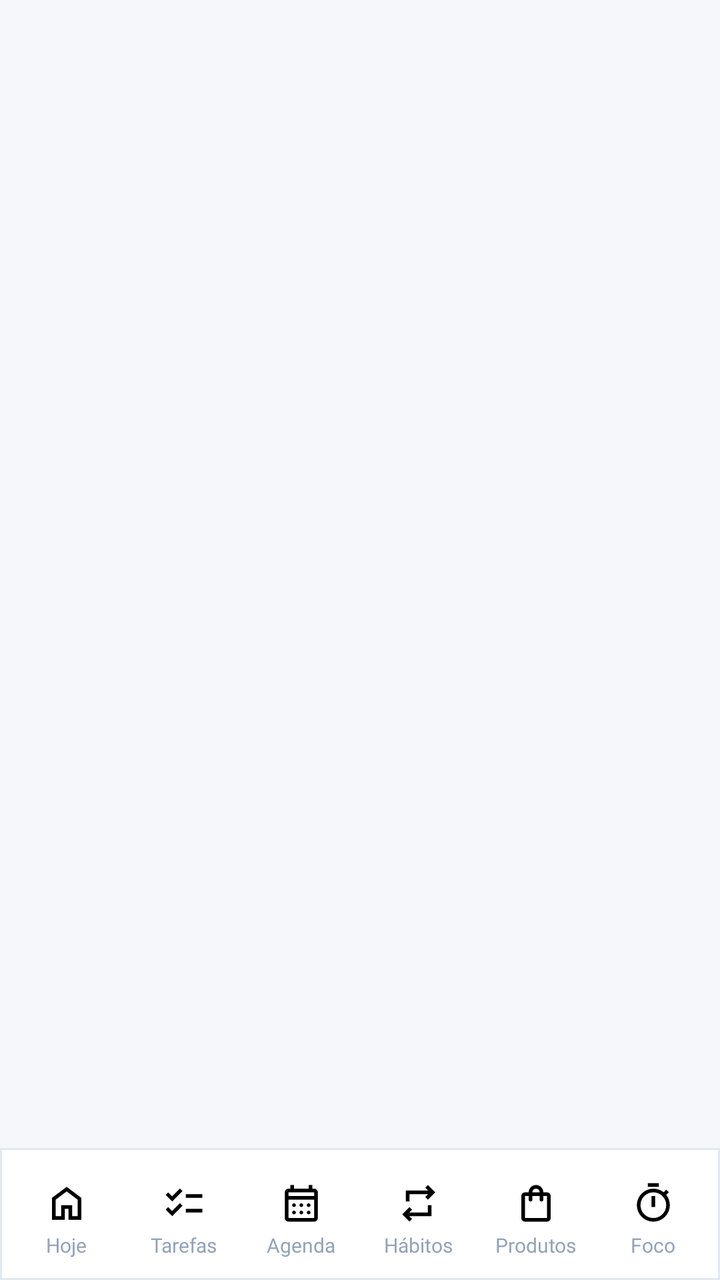
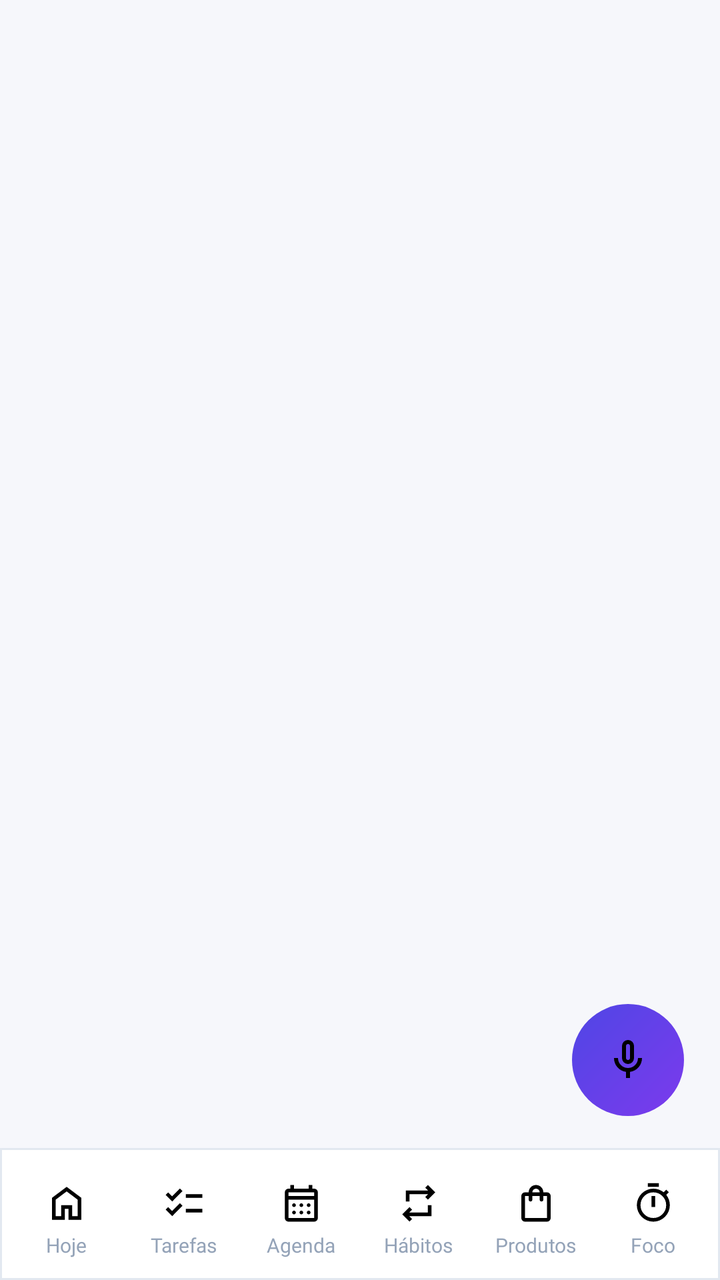

Compare the two renders of this Android layout. The source of the first and the diff that turns it into the second are given below.
<!-- AndroidManifest.xml: activity theme Theme.TaskFlow.Starting -->
<!-- res/layout/activity_main.xml -->
<?xml version="1.0" encoding="utf-8"?>
<androidx.constraintlayout.widget.ConstraintLayout xmlns:android="http://schemas.android.com/apk/res/android"
    xmlns:app="http://schemas.android.com/apk/res-auto"
    android:layout_width="match_parent"
    android:layout_height="match_parent"
    android:background="@color/bg">

    <FrameLayout
        android:id="@+id/fragmentContainer"
        android:layout_width="0dp"
        android:layout_height="0dp"
        app:layout_constraintBottom_toTopOf="@id/bottomNav"
        app:layout_constraintEnd_toEndOf="parent"
        app:layout_constraintStart_toStartOf="parent"
        app:layout_constraintTop_toTopOf="parent" />

    <LinearLayout
        android:id="@+id/bottomNav"
        android:layout_width="0dp"
        android:layout_height="66dp"
        android:background="@drawable/bg_bottom_bar"
        android:elevation="12dp"
        android:orientation="horizontal"
        android:paddingStart="4dp"
        android:paddingEnd="4dp"
        app:layout_constraintBottom_toBottomOf="parent"
        app:layout_constraintEnd_toEndOf="parent"
        app:layout_constraintStart_toStartOf="parent">

        <LinearLayout
            android:id="@+id/nav_home"
            style="@style/Widget.TaskFlow.NavItem">

            <FrameLayout
                android:id="@+id/nav_home_pill"
                android:layout_width="44dp"
                android:layout_height="26dp"
                android:background="@drawable/bg_nav_pill">

                <ImageView
                    android:id="@+id/nav_home_icon"
                    android:layout_width="22dp"
                    android:layout_height="22dp"
                    android:layout_gravity="center"
                    android:src="@drawable/ic_home"
                    app:tint="@color/text_tertiary" />
            </FrameLayout>

            <TextView
                android:id="@+id/nav_home_label"
                style="@style/TextAppearance.TaskFlow.NavInactive"
                android:layout_width="wrap_content"
                android:layout_height="wrap_content"
                android:layout_marginTop="1dp"
                android:text="Hoje"
                android:textColor="@color/text_tertiary" />
        </LinearLayout>

        <LinearLayout
            android:id="@+id/nav_tasks"
            style="@style/Widget.TaskFlow.NavItem">

            <FrameLayout
                android:id="@+id/nav_tasks_pill"
                android:layout_width="44dp"
                android:layout_height="26dp"
                android:background="@drawable/bg_nav_pill">

                <ImageView
                    android:id="@+id/nav_tasks_icon"
                    android:layout_width="22dp"
                    android:layout_height="22dp"
                    android:layout_gravity="center"
                    android:src="@drawable/ic_checklist"
                    app:tint="@color/text_tertiary" />
            </FrameLayout>

            <TextView
                android:id="@+id/nav_tasks_label"
                style="@style/TextAppearance.TaskFlow.NavInactive"
                android:layout_width="wrap_content"
                android:layout_height="wrap_content"
                android:layout_marginTop="1dp"
                android:text="Tarefas"
                android:textColor="@color/text_tertiary" />
        </LinearLayout>

        <LinearLayout
            android:id="@+id/nav_calendar"
            style="@style/Widget.TaskFlow.NavItem">

            <FrameLayout
                android:id="@+id/nav_calendar_pill"
                android:layout_width="44dp"
                android:layout_height="26dp"
                android:background="@drawable/bg_nav_pill">

                <ImageView
                    android:id="@+id/nav_calendar_icon"
                    android:layout_width="22dp"
                    android:layout_height="22dp"
                    android:layout_gravity="center"
                    android:src="@drawable/ic_calendar_month"
                    app:tint="@color/text_tertiary" />
            </FrameLayout>

            <TextView
                android:id="@+id/nav_calendar_label"
                style="@style/TextAppearance.TaskFlow.NavInactive"
                android:layout_width="wrap_content"
                android:layout_height="wrap_content"
                android:layout_marginTop="1dp"
                android:text="Agenda"
                android:textColor="@color/text_tertiary" />
        </LinearLayout>

        <LinearLayout
            android:id="@+id/nav_habits"
            style="@style/Widget.TaskFlow.NavItem">

            <FrameLayout
                android:id="@+id/nav_habits_pill"
                android:layout_width="44dp"
                android:layout_height="26dp"
                android:background="@drawable/bg_nav_pill">

                <ImageView
                    android:id="@+id/nav_habits_icon"
                    android:layout_width="22dp"
                    android:layout_height="22dp"
                    android:layout_gravity="center"
                    android:src="@drawable/ic_repeat"
                    app:tint="@color/text_tertiary" />
            </FrameLayout>

            <TextView
                android:id="@+id/nav_habits_label"
                style="@style/TextAppearance.TaskFlow.NavInactive"
                android:layout_width="wrap_content"
                android:layout_height="wrap_content"
                android:layout_marginTop="1dp"
                android:text="Hábitos"
                android:textColor="@color/text_tertiary" />
        </LinearLayout>

        <LinearLayout
            android:id="@+id/nav_products"
            style="@style/Widget.TaskFlow.NavItem">

            <FrameLayout
                android:id="@+id/nav_products_pill"
                android:layout_width="44dp"
                android:layout_height="26dp"
                android:background="@drawable/bg_nav_pill">

                <ImageView
                    android:id="@+id/nav_products_icon"
                    android:layout_width="22dp"
                    android:layout_height="22dp"
                    android:layout_gravity="center"
                    android:src="@drawable/ic_shopping_bag"
                    app:tint="@color/text_tertiary" />
            </FrameLayout>

            <TextView
                android:id="@+id/nav_products_label"
                style="@style/TextAppearance.TaskFlow.NavInactive"
                android:layout_width="wrap_content"
                android:layout_height="wrap_content"
                android:layout_marginTop="1dp"
                android:text="Produtos"
                android:textColor="@color/text_tertiary" />
        </LinearLayout>

        <LinearLayout
            android:id="@+id/nav_focus"
            style="@style/Widget.TaskFlow.NavItem">

            <FrameLayout
                android:id="@+id/nav_focus_pill"
                android:layout_width="44dp"
                android:layout_height="26dp"
                android:background="@drawable/bg_nav_pill">

                <ImageView
                    android:id="@+id/nav_focus_icon"
                    android:layout_width="22dp"
                    android:layout_height="22dp"
                    android:layout_gravity="center"
                    android:src="@drawable/ic_timer"
                    app:tint="@color/text_tertiary" />
            </FrameLayout>

            <TextView
                android:id="@+id/nav_focus_label"
                style="@style/TextAppearance.TaskFlow.NavInactive"
                android:layout_width="wrap_content"
                android:layout_height="wrap_content"
                android:layout_marginTop="1dp"
                android:text="Foco"
                android:textColor="@color/text_tertiary" />
        </LinearLayout>
    </LinearLayout>

</androidx.constraintlayout.widget.ConstraintLayout>
<!-- resources referenced by this layout -->
<resources>
  <color name="bg">#FFF6F7FB</color>
  <color name="text_tertiary">#FF94A3B8</color>
  <!-- drawable bg_bottom_bar (drawable) -->
  <?xml version="1.0" encoding="utf-8"?>
  <shape xmlns:android="http://schemas.android.com/apk/res/android" android:shape="rectangle">
      <solid android:color="@color/surface" />
      <stroke android:width="1dp" android:color="@color/border" />
  </shape>
  <!-- drawable bg_nav_pill (drawable) -->
  <?xml version="1.0" encoding="utf-8"?>
  <shape xmlns:android="http://schemas.android.com/apk/res/android" android:shape="rectangle">
      <solid android:color="@android:color/transparent" />
      <corners android:radius="14dp" />
  </shape>
  <style name="TextAppearance.TaskFlow.NavInactive" parent="">
          <item name="android:fontFamily">@font/jakarta_medium</item>
          <item name="android:textSize">10sp</item>
      </style>
  <style name="Theme.TaskFlow.Starting" parent="Theme.SplashScreen">
          <item name="windowSplashScreenBackground">@color/brand_indigo</item>
          <item name="windowSplashScreenAnimatedIcon">@drawable/ic_splash</item>
          <item name="windowSplashScreenIconBackgroundColor">@color/brand_indigo</item>
          <item name="postSplashScreenTheme">@style/Theme.TaskFlow</item>
      </style>
  <color name="surface">#FFFFFFFF</color>
  <color name="border">#FFE2E8F0</color>
  <color name="brand_indigo">#FF4F46E5</color>
  <color name="white">#FFFFFFFF</color>
  <color name="indigo_100">#FFE0E7FF</color>
  <color name="indigo_900">#FF312E81</color>
  <color name="brand_violet">#FF7C3AED</color>
  <color name="violet_50">#FFF5F3FF</color>
  <color name="brand_purple">#FF6D28D9</color>
  <color name="text_primary">#FF0F172A</color>
  <color name="text_secondary">#FF64748B</color>
  <color name="surface_alt">#FFF1F5F9</color>
  <style name="ThemeOverlay.TaskFlow.Dialog" parent="ThemeOverlay.Material3.MaterialAlertDialog">
          <item name="shapeAppearanceOverlay">@style/ShapeAppearance.TaskFlow.Dialog</item>
      </style>
  <style name="ThemeOverlay.TaskFlow.BottomSheet" parent="ThemeOverlay.Material3.BottomSheetDialog">
          <item name="bottomSheetStyle">@style/Widget.TaskFlow.BottomSheet</item>
      </style>
  <style name="ShapeAppearance.TaskFlow.Dialog" parent="">
          <item name="cornerFamily">rounded</item>
          <item name="cornerSize">24dp</item>
      </style>
  <style name="Widget.TaskFlow.BottomSheet" parent="Widget.Material3.BottomSheet.Modal">
          <item name="shapeAppearanceOverlay">@style/ShapeAppearance.TaskFlow.Sheet</item>
          <item name="backgroundTint">@color/surface</item>
      </style>
  <style name="ShapeAppearance.TaskFlow.Sheet" parent="">
          <item name="cornerFamily">rounded</item>
          <item name="cornerSizeTopLeft">28dp</item>
          <item name="cornerSizeTopRight">28dp</item>
      </style>
  <!-- unchanged entries left out for length: 10 -->
</resources>

<!-- the commit's change to res/layout/activity_main.xml (unified diff, before → after) -->
@@ -13,6 +13,21 @@
         app:layout_constraintEnd_toEndOf="parent"
         app:layout_constraintStart_toStartOf="parent"
         app:layout_constraintTop_toTopOf="parent" />
+
+    <ImageButton
+        android:id="@+id/globalMic"
+        android:layout_width="56dp"
+        android:layout_height="56dp"
+        android:layout_marginEnd="18dp"
+        android:layout_marginBottom="16dp"
+        android:background="@drawable/bg_fab"
+        android:contentDescription="Ditar por voz"
+        android:elevation="10dp"
+        android:padding="16dp"
+        android:src="@drawable/ic_mic"
+        app:layout_constraintBottom_toTopOf="@id/bottomNav"
+        app:layout_constraintEnd_toEndOf="parent"
+        app:tint="@color/white" />
 
     <LinearLayout
         android:id="@+id/bottomNav"
<!-- resource entries referenced after the edit -->
@@ -8,12 +8,33 @@
       <solid android:color="@color/surface" />
       <stroke android:width="1dp" android:color="@color/border" />
   </shape>
+  <!-- drawable bg_fab (drawable) -->
+  <?xml version="1.0" encoding="utf-8"?>
+  <shape xmlns:android="http://schemas.android.com/apk/res/android" android:shape="oval">
+      <gradient android:angle="315" android:startColor="@color/hero_start" android:endColor="@color/hero_end" />
+  </shape>
   <!-- drawable bg_nav_pill (drawable) -->
   <?xml version="1.0" encoding="utf-8"?>
   <shape xmlns:android="http://schemas.android.com/apk/res/android" android:shape="rectangle">
       <solid android:color="@android:color/transparent" />
       <corners android:radius="14dp" />
   </shape>
+  <!-- drawable ic_mic (drawable) -->
+  <?xml version="1.0" encoding="utf-8"?>
+  <vector xmlns:android="http://schemas.android.com/apk/res/android"
+      android:width="24dp"
+      android:height="24dp"
+      android:viewportWidth="24"
+      android:viewportHeight="24">
+      <group
+          android:scaleX="0.025"
+          android:scaleY="0.025"
+          android:translateY="24">
+          <path
+              android:fillColor="#FF000000"
+              android:pathData="M480-400q-50 0-85-35t-35-85v-240q0-50 35-85t85-35q50 0 85 35t35 85v240q0 50-35 85t-85 35Zm0-240Zm-40 520v-123q-104-14-172-93t-68-184h80q0 83 58.5 141.5T480-320q83 0 141.5-58.5T680-520h80q0 105-68 184t-172 93v123h-80Zm40-360q17 0 28.5-11.5T520-520v-240q0-17-11.5-28.5T480-800q-17 0-28.5 11.5T440-760v240q0 17 11.5 28.5T480-480Z" />
+      </group>
+  </vector>
   <style name="TextAppearance.TaskFlow.NavInactive" parent="">
           <item name="android:fontFamily">@font/jakarta_medium</item>
           <item name="android:textSize">10sp</item>
@@ -26,6 +47,8 @@
       </style>
   <color name="surface">#FFFFFFFF</color>
   <color name="border">#FFE2E8F0</color>
+  <color name="hero_start">#FF4F46E5</color>
+  <color name="hero_end">#FF7C3AED</color>
   <color name="brand_indigo">#FF4F46E5</color>
   <color name="white">#FFFFFFFF</color>
   <color name="indigo_100">#FFE0E7FF</color>
